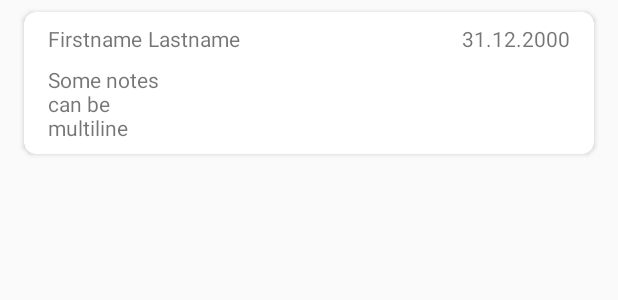
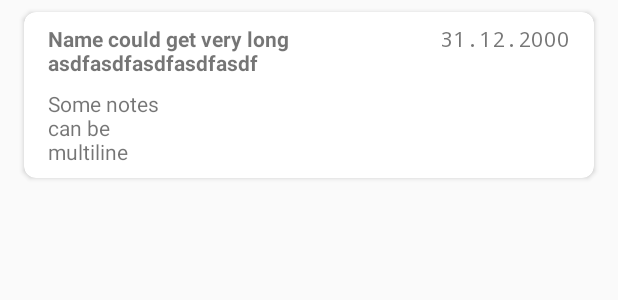
Before and after one commit to magnox/birthdays, an Android app: the layout person_rv_item.xml on its own in the app's theme, with its tools: preview values and no code run, on a phone screen of 412 x 824 dp. Shown: the top 300 px of the screen. Run offline under Robolectric (Android 15) with nearby library versions, the phone set to English and light mode, and no system bars.

Commit message:
modify handling of display names

```diff
--- a/app/src/main/java/com/magnox/birthdays/room/PersonEntity.kt
+++ b/app/src/main/java/com/magnox/birthdays/room/PersonEntity.kt
@@ -1,6 +1,7 @@
 package com.magnox.birthdays.room
 
 import android.os.Parcelable
+import android.text.TextUtils
 import androidx.room.Embedded
 import androidx.room.Entity
 import androidx.room.PrimaryKey
@@ -28,6 +29,16 @@ data class PersonEntity(
 
         return age
     }
+
+    fun getFullName() : String? {
+        if (!TextUtils.isEmpty(firstName)) {
+            if (!TextUtils.isEmpty(lastName)) {
+                return "$firstName $lastName"
+            }
+            return firstName
+        }
+        return lastName
+    }
 }
 
 @Entity
--- a/app/src/main/res/layout/person_rv_item.xml
+++ b/app/src/main/res/layout/person_rv_item.xml
@@ -35,29 +35,22 @@
                 android:layout_height="match_parent">
 
                 <TextView
-                    android:id="@+id/firstname_tv"
-                    android:layout_width="wrap_content"
+                    android:id="@+id/lastname_tv"
+                    android:layout_width="0dp"
                     android:layout_height="wrap_content"
                     android:layout_marginStart="16dp"
                     android:layout_marginTop="8dp"
                     android:layout_marginBottom="8dp"
-                    android:text="@{person.firstName}"
+                    android:text="@{person.getFullName}"
+                    android:textStyle="bold"
                     app:layout_constraintBottom_toBottomOf="parent"
+                    app:layout_constraintEnd_toStartOf="@+id/birthday_tv"
+                    app:layout_constraintHorizontal_bias="0.5"
+                    app:layout_constraintHorizontal_chainStyle="spread_inside"
                     app:layout_constraintStart_toStartOf="parent"
                     app:layout_constraintTop_toTopOf="parent"
                     app:layout_constraintVertical_bias="0.0"
-                    tools:text="Firstname" />
-
-                <TextView
-                    android:id="@+id/lastname_tv"
-                    android:layout_width="wrap_content"
-                    android:layout_height="0dp"
-                    android:layout_marginStart="4dp"
-                    android:layout_marginTop="8dp"
-                    android:text="@{person.lastName}"
-                    app:layout_constraintStart_toEndOf="@+id/firstname_tv"
-                    app:layout_constraintTop_toTopOf="parent"
-                    tools:text="Lastname" />
+                    tools:text="Name could get very long asdfasdfasdfasdfasdf" />
 
                 <TextView
                     android:id="@+id/birthday_tv"
@@ -65,8 +58,11 @@
                     android:layout_height="wrap_content"
                     android:layout_marginTop="8dp"
                     android:layout_marginEnd="16dp"
+                    android:fontFamily="monospace"
                     android:text="@{@string/date_format(person.birthday)}"
                     app:layout_constraintEnd_toEndOf="parent"
+                    app:layout_constraintHorizontal_bias="0.5"
+                    app:layout_constraintStart_toEndOf="@+id/lastname_tv"
                     app:layout_constraintTop_toTopOf="parent"
                     tools:text="31.12.2000" />
 
@@ -81,7 +77,7 @@
                     android:visibility="@{person.notes != null ? View.VISIBLE : View.GONE}"
                     app:layout_constraintBottom_toBottomOf="parent"
                     app:layout_constraintStart_toStartOf="parent"
-                    app:layout_constraintTop_toBottomOf="@+id/firstname_tv"
+                    app:layout_constraintTop_toBottomOf="@+id/lastname_tv"
                     tools:text="Some notes\ncan be\nmultiline" />
 
             </androidx.constraintlayout.widget.ConstraintLayout>
```
